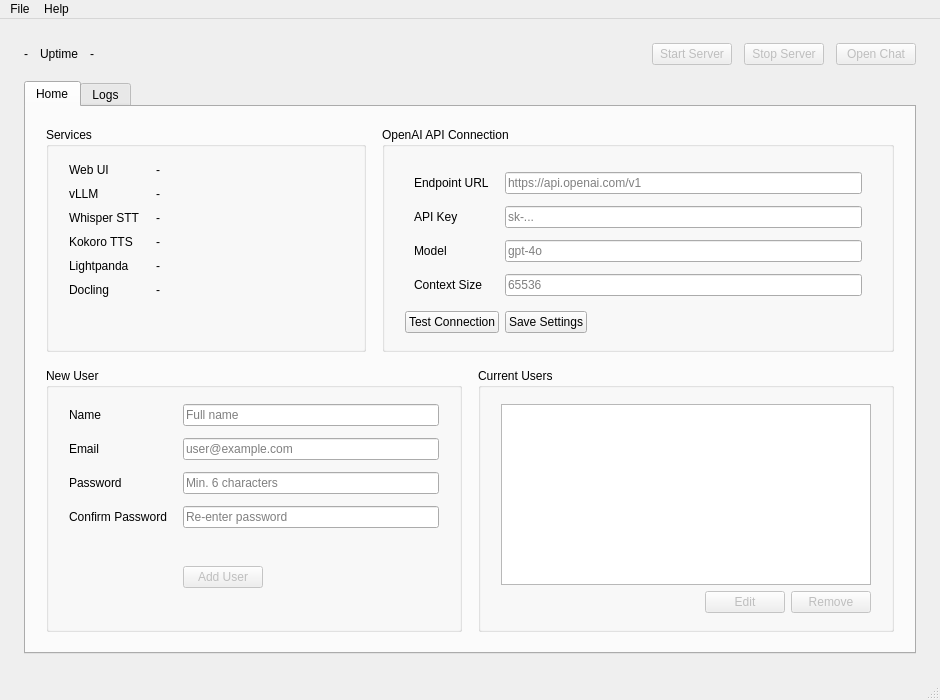
Before: the Qt Designer form src/aria/gui/ui/mainwindow.ui in malvavisc0/aria-ai, drawn with Qt 5.
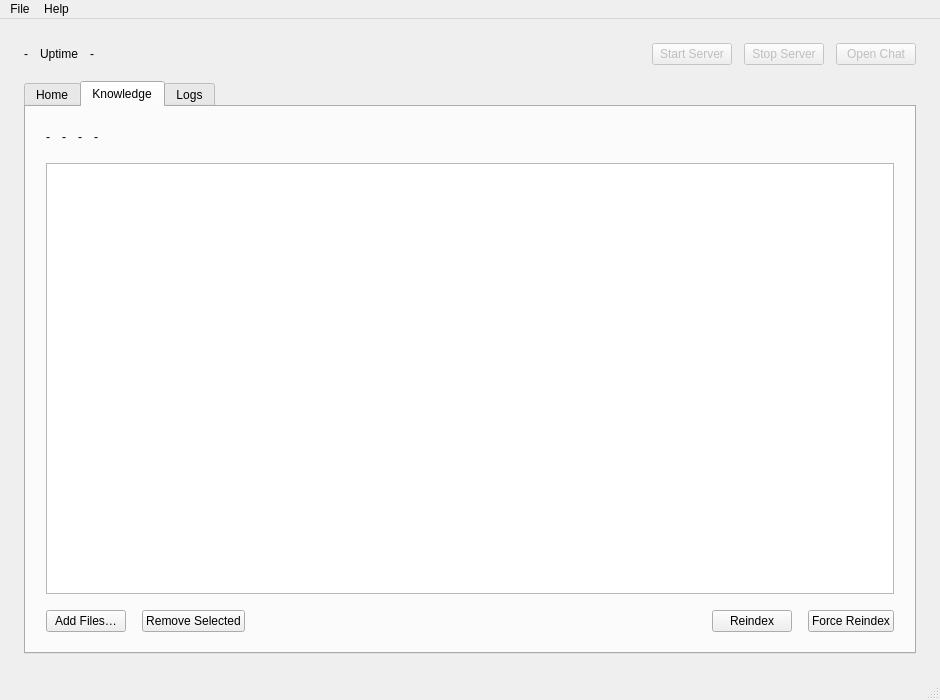
After: the same form once the commit is applied. The open tabs and pages were chosen to show the change. Icons and pictures are not drawn.

```diff
--- a/src/aria/gui/ui/mainwindow.ui
+++ b/src/aria/gui/ui/mainwindow.ui
@@ -593,8 +593,126 @@
         </layout>
        </item>
       </layout>
-     </widget>
-     <widget class="QWidget" name="tab_logs">
+      </widget>
+      <widget class="QWidget" name="tab_knowledge">
+       <attribute name="title">
+        <string>Knowledge</string>
+       </attribute>
+       <layout class="QVBoxLayout" name="verticalLayout_knowledge">
+        <property name="spacing">
+         <number>16</number>
+        </property>
+        <property name="leftMargin">
+         <number>20</number>
+        </property>
+        <property name="topMargin">
+         <number>20</number>
+        </property>
+        <property name="rightMargin">
+         <number>20</number>
+        </property>
+        <property name="bottomMargin">
+         <number>20</number>
+        </property>
+        <item>
+         <layout class="QHBoxLayout" name="horizontalLayout_kbStatus">
+          <property name="spacing">
+           <number>12</number>
+          </property>
+          <item>
+           <widget class="QLabel" name="label_KbStatus">
+            <property name="text">
+             <string>-</string>
+            </property>
+           </widget>
+          </item>
+          <item>
+           <widget class="QLabel" name="label_KbDigest">
+            <property name="text">
+             <string>-</string>
+            </property>
+           </widget>
+          </item>
+          <item>
+           <widget class="QLabel" name="label_KbCounts">
+            <property name="text">
+             <string>-</string>
+            </property>
+           </widget>
+          </item>
+          <item>
+           <widget class="QLabel" name="label_KbLastIndex">
+            <property name="text">
+             <string>-</string>
+            </property>
+           </widget>
+          </item>
+          <item>
+           <spacer name="horizontalSpacer_kbStatus">
+            <property name="orientation">
+             <enum>Qt::Orientation::Horizontal</enum>
+            </property>
+            <property name="sizeHint" stdset="0">
+             <size>
+              <width>40</width>
+              <height>20</height>
+             </size>
+            </property>
+           </spacer>
+          </item>
+         </layout>
+        </item>
+        <item>
+         <widget class="QListWidget" name="listWidget_KnowledgeFiles"/>
+        </item>
+        <item>
+         <layout class="QHBoxLayout" name="horizontalLayout_kbButtons">
+          <item>
+           <widget class="QPushButton" name="pushButton_KbAdd">
+            <property name="text">
+             <string>Add Files…</string>
+            </property>
+           </widget>
+          </item>
+          <item>
+           <widget class="QPushButton" name="pushButton_KbRemove">
+            <property name="text">
+             <string>Remove Selected</string>
+            </property>
+           </widget>
+          </item>
+          <item>
+           <spacer name="horizontalSpacer_kbButtons">
+            <property name="orientation">
+             <enum>Qt::Orientation::Horizontal</enum>
+            </property>
+            <property name="sizeHint" stdset="0">
+             <size>
+              <width>40</width>
+              <height>20</height>
+             </size>
+            </property>
+           </spacer>
+          </item>
+          <item>
+           <widget class="QPushButton" name="pushButton_KbReindex">
+            <property name="text">
+             <string>Reindex</string>
+            </property>
+           </widget>
+          </item>
+          <item>
+           <widget class="QPushButton" name="pushButton_KbForceReindex">
+            <property name="text">
+             <string>Force Reindex</string>
+            </property>
+           </widget>
+          </item>
+         </layout>
+        </item>
+       </layout>
+      </widget>
+      <widget class="QWidget" name="tab_logs">
        <attribute name="title">
         <string>Logs</string>
        </attribute>
```
